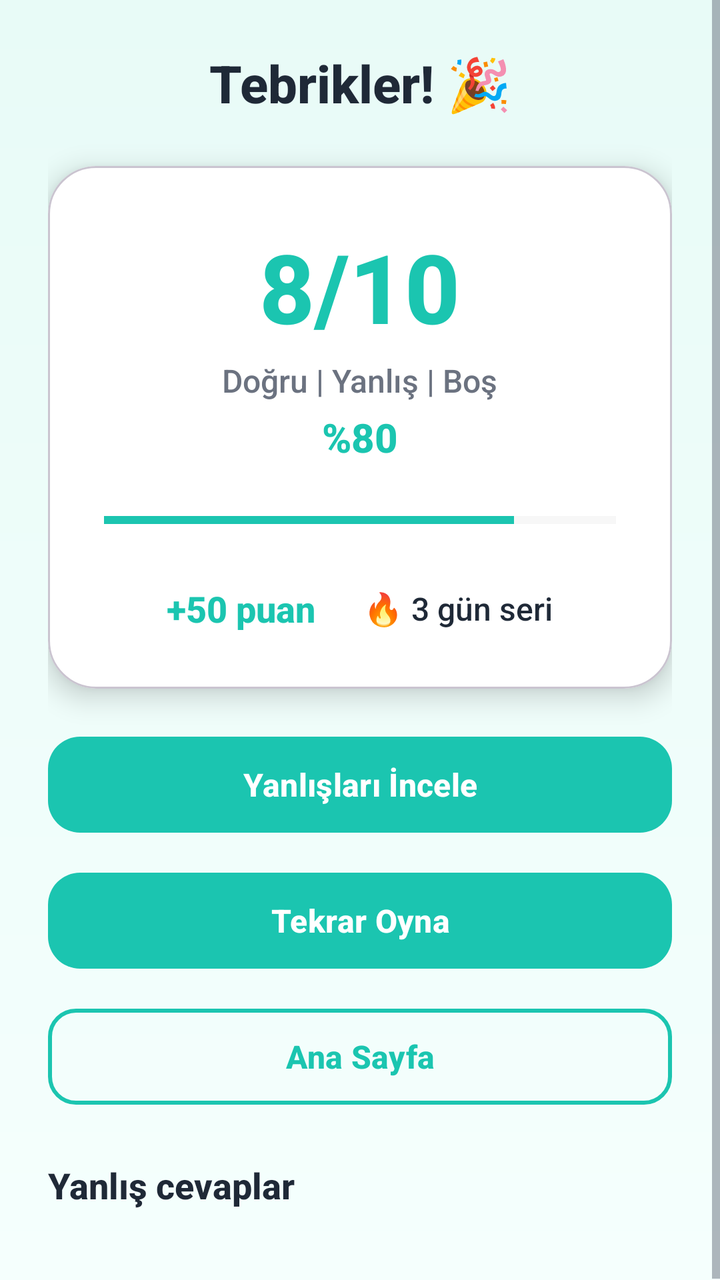
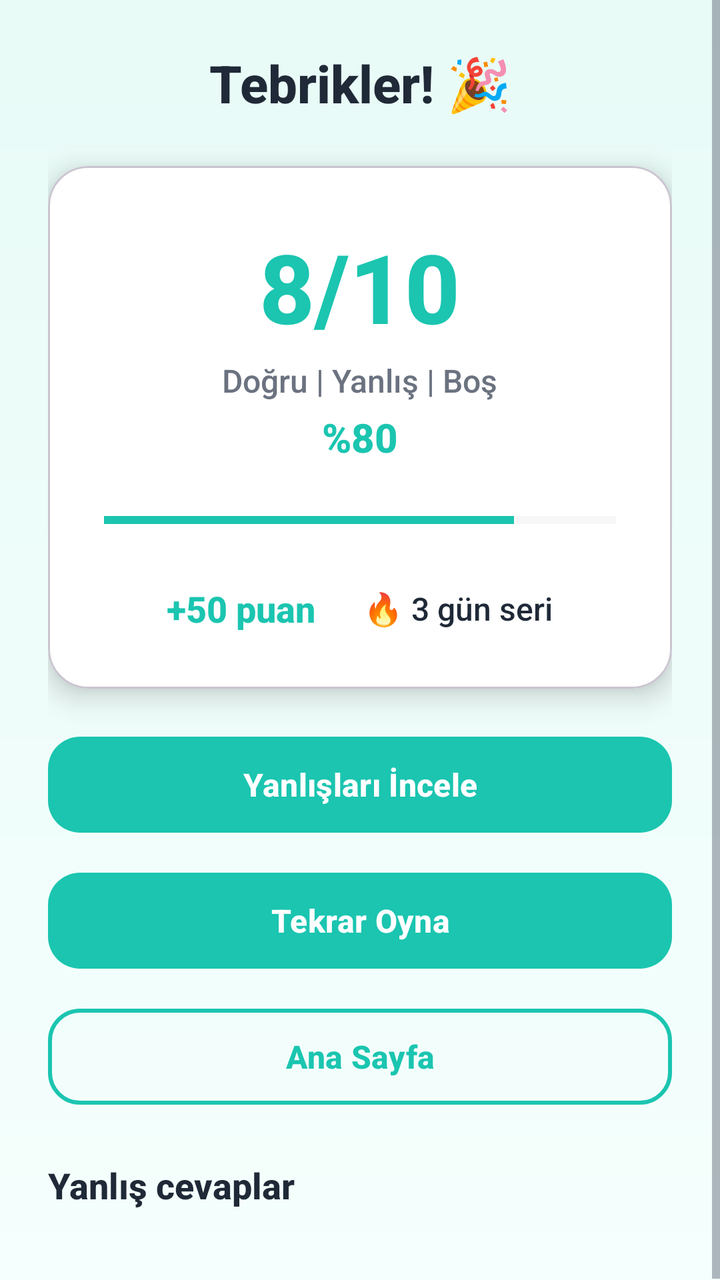

Before-and-after screenshots of an Android layout around one commit, followed by the original layout XML and the change that was made.
<!-- AndroidManifest.xml: application theme Theme.BrainBuddy -->
<!-- res/layout/activity_quiz_result.xml -->
<?xml version="1.0" encoding="utf-8"?>
<ScrollView xmlns:android="http://schemas.android.com/apk/res/android"
    xmlns:app="http://schemas.android.com/apk/res-auto"
    android:layout_width="match_parent"
    android:layout_height="match_parent"
    android:background="@drawable/bg_gradient"
    android:fillViewport="true">

    <LinearLayout
        android:layout_width="match_parent"
        android:layout_height="wrap_content"
        android:orientation="vertical"
        android:padding="24dp">

        <TextView
            android:id="@+id/tvTitle"
            android:layout_width="match_parent"
            android:layout_height="wrap_content"
            android:text="Tebrikler! 🎉"
            android:textSize="26sp"
            android:textStyle="bold"
            android:textColor="@color/bb_text_dark"
            android:gravity="center"/>

        <com.google.android.material.card.MaterialCardView
            android:layout_width="match_parent"
            android:layout_height="wrap_content"
            app:cardCornerRadius="24dp"
            app:cardElevation="8dp"
            app:cardBackgroundColor="@color/white"
            android:layout_marginTop="24dp">

            <LinearLayout
                android:layout_width="match_parent"
                android:layout_height="wrap_content"
                android:orientation="vertical"
                android:padding="28dp"
                android:gravity="center">

                <TextView
                    android:id="@+id/tvScoreBig"
                    android:layout_width="wrap_content"
                    android:layout_height="wrap_content"
                    android:text="8/10"
                    android:textSize="48sp"
                    android:textStyle="bold"
                    android:textColor="@color/bb_turquoise"/>

        <TextView
            android:id="@+id/tvScoreLabel"
            android:layout_width="wrap_content"
            android:layout_height="wrap_content"
            android:text="Doğru | Yanlış | Boş"
            android:textSize="16sp"
            android:textColor="@color/bb_text_dark_muted"
            android:layout_marginTop="4dp"/>

        <TextView
            android:id="@+id/tvPercentage"
            android:layout_width="wrap_content"
            android:layout_height="wrap_content"
            android:text="%80"
            android:textSize="20sp"
            android:textStyle="bold"
            android:textColor="@color/bb_turquoise"
            android:layout_marginTop="4dp"/>

                <TextView
                    android:id="@+id/tvPassFail"
                    android:layout_width="wrap_content"
                    android:layout_height="wrap_content"
                    android:text="GEÇTİ"
                    android:textSize="18sp"
                    android:textStyle="bold"
                    android:layout_marginTop="8dp"
                    android:visibility="gone"/>

                <ProgressBar
                    android:id="@+id/progressCircle"
                    style="?android:attr/progressBarStyleHorizontal"
                    android:layout_width="match_parent"
                    android:layout_height="wrap_content"
                    android:layout_marginTop="20dp"
                    android:max="100"
                    android:progress="80"
                    android:progressTint="@color/bb_turquoise"
                    android:progressBackgroundTint="#E0E0E0"/>

                <LinearLayout
                    android:layout_width="match_parent"
                    android:layout_height="wrap_content"
                    android:orientation="horizontal"
                    android:gravity="center"
                    android:layout_marginTop="24dp">

                    <TextView
                        android:id="@+id/tvPoints"
                        android:layout_width="wrap_content"
                        android:layout_height="wrap_content"
                        android:text="+50 puan"
                        android:textSize="18sp"
                        android:textStyle="bold"
                        android:textColor="@color/bb_turquoise"/>

                    <TextView
                        android:id="@+id/tvStreak"
                        android:layout_width="wrap_content"
                        android:layout_height="wrap_content"
                        android:layout_marginStart="24dp"
                        android:text="🔥 3 gün seri"
                        android:textSize="16sp"
                        android:textColor="@color/bb_text_dark"/>
                </LinearLayout>

                <TextView
                    android:id="@+id/tvLevel"
                    android:layout_width="wrap_content"
                    android:layout_height="wrap_content"
                    android:text="Seviye 1"
                    android:textSize="14sp"
                    android:layout_marginTop="12dp"
                    android:visibility="gone"/>

                <TextView
                    android:id="@+id/tvAnalytics"
                    android:layout_width="match_parent"
                    android:layout_height="wrap_content"
                    android:text=""
                    android:textSize="13sp"
                    android:textColor="@color/bb_text_dark_muted"
                    android:layout_marginTop="12dp"
                    android:visibility="gone"/>
            </LinearLayout>
        </com.google.android.material.card.MaterialCardView>

        <Button
            android:id="@+id/btnRetryWrong"
            style="@style/BB.Button"
            android:layout_width="match_parent"
            android:layout_height="56dp"
            android:layout_marginTop="20dp"
            android:text="Yanlışları İncele"
            android:textAllCaps="false"/>

        <LinearLayout
            android:id="@+id/adRetrySection"
            android:layout_width="match_parent"
            android:layout_height="wrap_content"
            android:orientation="vertical"
            android:visibility="gone"
            android:layout_marginTop="12dp">

            <TextView
                android:id="@+id/tvAdRetryInfo"
                android:layout_width="match_parent"
                android:layout_height="wrap_content"
                android:text="Reklam izleyerek bir yanlış soruyu tekrar cevaplayabilirsin."
                android:textSize="14sp"
                android:textColor="@color/bb_text_dark_muted"
                android:paddingBottom="8dp"/>

            <Button
                android:id="@+id/btnWatchAd"
                style="@style/BBButtonAlt"
                android:layout_width="match_parent"
                android:layout_height="56dp"
                android:text="Reklam İzle → Tekrar Dene"
                android:textAllCaps="false"/>
        </LinearLayout>

        <LinearLayout
            android:id="@+id/remedialRetrySection"
            android:layout_width="match_parent"
            android:layout_height="wrap_content"
            android:orientation="vertical"
            android:visibility="gone"
            android:layout_marginTop="12dp">

            <Button
                android:id="@+id/btnRemedialMiniTest"
                style="@style/BB.Button"
                android:layout_width="match_parent"
                android:layout_height="56dp"
                android:text="Pratik Mini Test"
                android:textAllCaps="false"/>
        </LinearLayout>

        <Button
            android:id="@+id/btnRetryTest"
            style="@style/BB.Button"
            android:layout_width="match_parent"
            android:layout_height="56dp"
            android:layout_marginTop="12dp"
            android:text="Testi Tekrarla"
            android:textAllCaps="false"
            android:visibility="gone"/>

        <Button
            android:id="@+id/btnPlayAgain"
            style="@style/BB.Button"
            android:layout_width="match_parent"
            android:layout_height="56dp"
            android:layout_marginTop="12dp"
            android:text="Tekrar Oyna"
            android:textAllCaps="false"/>

        <Button
            android:id="@+id/btnHome"
            style="@style/BBButtonAlt"
            android:layout_width="match_parent"
            android:layout_height="56dp"
            android:layout_marginTop="12dp"
            android:text="Ana Sayfa"
            android:textAllCaps="false"/>

        <androidx.constraintlayout.widget.ConstraintLayout
            android:id="@+id/wrongSection"
            android:layout_width="match_parent"
            android:layout_height="wrap_content"
            android:layout_marginTop="24dp">

            <TextView
                android:id="@+id/tvWrongTitle"
                android:layout_width="wrap_content"
                android:layout_height="wrap_content"
                android:text="Yanlış cevaplar"
                android:textSize="18sp"
                android:textStyle="bold"
                android:textColor="@color/bb_text_dark"
                app:layout_constraintTop_toTopOf="parent"
                app:layout_constraintStart_toStartOf="parent"/>

            <androidx.recyclerview.widget.RecyclerView
                android:id="@+id/recyclerWrong"
                android:layout_width="match_parent"
                android:layout_height="wrap_content"
                android:layout_marginTop="12dp"
                android:nestedScrollingEnabled="false"
                app:layout_constraintTop_toBottomOf="@id/tvWrongTitle"/>
        </androidx.constraintlayout.widget.ConstraintLayout>

    </LinearLayout>
</ScrollView>
<!-- resources referenced by this layout -->
<resources>
  <color name="bb_text_dark">#1F2937</color>
  <color name="bb_text_dark_muted">#6B7280</color>
  <color name="bb_turquoise">#1BC5B0</color>
  <color name="white">#FFFFFF</color>
  <!-- drawable bg_gradient (drawable) -->
  <?xml version="1.0" encoding="utf-8"?>
  <layer-list xmlns:android="http://schemas.android.com/apk/res/android">
      <item>
          <shape>
              <gradient
                  android:angle="270"
                  android:startColor="#E8FBF7"
                  android:endColor="#F5FFFD"/>
          </shape>
      </item>
  </layer-list>
  <style name="BB.Button" parent="BBButton" />
  <style name="BBButtonAlt" parent="Widget.Material3.Button.OutlinedButton">
          <item name="android:minHeight">48dp</item>
          <item name="cornerRadius">14dp</item>
          <item name="android:textAllCaps">false</item>
          <item name="android:textColor">@color/bb_primary</item>
          <item name="strokeColor">@color/bb_primary</item>
          <item name="strokeWidth">2dp</item>
      </style>
  <style name="Theme.BrainBuddy" parent="Theme.Material3.Light.NoActionBar">
          <item name="colorPrimary">@color/bb_primary</item>
          <item name="colorOnPrimary">@color/white</item>
          <item name="colorSecondary">@color/bb_secondary</item>
          <item name="colorOnSecondary">@color/white</item>
          <item name="colorTertiary">@color/bb_accent</item>
          <item name="colorOnTertiary">@color/black</item>
          <item name="colorError">@color/bb_error</item>
          <item name="android:windowBackground">@drawable/bg_gradient</item>
          <item name="android:textColorPrimary">@color/bb_text</item>
          <item name="android:textColorSecondary">@color/bb_text_muted</item>
          <item name="materialButtonStyle">@style/BBButton</item>
          <item name="android:fontFamily">sans-serif-medium</item>
      </style>
  <style name="BBButton" parent="Widget.Material3.Button">
          <item name="android:minHeight">56dp</item>
          <item name="android:paddingStart">24dp</item>
          <item name="android:paddingEnd">24dp</item>
          <item name="cornerRadius">16dp</item>
          <item name="android:textAllCaps">false</item>
          <item name="android:textColor">@color/white</item>
          <item name="android:textSize">16sp</item>
          <item name="android:textStyle">bold</item>
          <item name="backgroundTint">@color/bb_primary</item>
      </style>
  <color name="bb_primary">#1BC5B0</color>
  <color name="bb_secondary">#00897B</color>
  <color name="bb_accent">#FFC107</color>
  <color name="black">#000000</color>
  <color name="bb_error">#FF5252</color>
  <color name="bb_text">#1F2937</color>
  <color name="bb_text_muted">#6B7280</color>
</resources>

<!-- the commit's change to res/layout/activity_quiz_result.xml (unified diff, before → after) -->
@@ -19,13 +19,13 @@
             android:text="Tebrikler! 🎉"
             android:textSize="26sp"
             android:textStyle="bold"
-            android:textColor="@color/bb_text_dark"
+            android:textColor="@color/bb_text"
             android:gravity="center"/>
 
         <com.google.android.material.card.MaterialCardView
             android:layout_width="match_parent"
             android:layout_height="wrap_content"
-            app:cardCornerRadius="24dp"
+            app:cardCornerRadius="20dp"
             app:cardElevation="8dp"
             app:cardBackgroundColor="@color/white"
             android:layout_marginTop="24dp">
@@ -44,7 +44,7 @@
                     android:text="8/10"
                     android:textSize="48sp"
                     android:textStyle="bold"
-                    android:textColor="@color/bb_turquoise"/>
+                    android:textColor="@color/bb_primary"/>
 
         <TextView
             android:id="@+id/tvScoreLabel"
@@ -52,7 +52,7 @@
             android:layout_height="wrap_content"
             android:text="Doğru | Yanlış | Boş"
             android:textSize="16sp"
-            android:textColor="@color/bb_text_dark_muted"
+            android:textColor="@color/bb_text_muted"
             android:layout_marginTop="4dp"/>
 
         <TextView
@@ -62,7 +62,7 @@
             android:text="%80"
             android:textSize="20sp"
             android:textStyle="bold"
-            android:textColor="@color/bb_turquoise"
+            android:textColor="@color/bb_primary"
             android:layout_marginTop="4dp"/>
 
                 <TextView
@@ -83,7 +83,7 @@
                     android:layout_marginTop="20dp"
                     android:max="100"
                     android:progress="80"
-                    android:progressTint="@color/bb_turquoise"
+                    android:progressTint="@color/bb_primary"
                     android:progressBackgroundTint="#E0E0E0"/>
 
                 <LinearLayout
@@ -100,7 +100,7 @@
                         android:text="+50 puan"
                         android:textSize="18sp"
                         android:textStyle="bold"
-                        android:textColor="@color/bb_turquoise"/>
+                        android:textColor="@color/bb_primary"/>
 
                     <TextView
                         android:id="@+id/tvStreak"
@@ -109,7 +109,7 @@
                         android:layout_marginStart="24dp"
                         android:text="🔥 3 gün seri"
                         android:textSize="16sp"
-                        android:textColor="@color/bb_text_dark"/>
+                        android:textColor="@color/bb_text"/>
                 </LinearLayout>
 
                 <TextView
@@ -127,7 +127,7 @@
                     android:layout_height="wrap_content"
                     android:text=""
                     android:textSize="13sp"
-                    android:textColor="@color/bb_text_dark_muted"
+                    android:textColor="@color/bb_text_muted"
                     android:layout_marginTop="12dp"
                     android:visibility="gone"/>
             </LinearLayout>
@@ -156,7 +156,7 @@
                 android:layout_height="wrap_content"
                 android:text="Reklam izleyerek bir yanlış soruyu tekrar cevaplayabilirsin."
                 android:textSize="14sp"
-                android:textColor="@color/bb_text_dark_muted"
+                android:textColor="@color/bb_text_muted"
                 android:paddingBottom="8dp"/>
 
             <Button
@@ -226,7 +226,7 @@
                 android:text="Yanlış cevaplar"
                 android:textSize="18sp"
                 android:textStyle="bold"
-                android:textColor="@color/bb_text_dark"
+                android:textColor="@color/bb_text"
                 app:layout_constraintTop_toTopOf="parent"
                 app:layout_constraintStart_toStartOf="parent"/>
 
<!-- resource entries referenced after the edit -->
@@ -1,8 +1,5 @@
 <!-- resources referenced by this layout -->
 <resources>
-  <color name="bb_text_dark">#1F2937</color>
-  <color name="bb_text_dark_muted">#6B7280</color>
-  <color name="bb_turquoise">#1BC5B0</color>
   <color name="white">#FFFFFF</color>
   <!-- drawable bg_gradient (drawable) -->
   <?xml version="1.0" encoding="utf-8"?>
@@ -18,8 +15,8 @@
   </layer-list>
   <style name="BB.Button" parent="BBButton" />
   <style name="BBButtonAlt" parent="Widget.Material3.Button.OutlinedButton">
-          <item name="android:minHeight">48dp</item>
-          <item name="cornerRadius">14dp</item>
+          <item name="android:minHeight">56dp</item>
+          <item name="cornerRadius">16dp</item>
           <item name="android:textAllCaps">false</item>
           <item name="android:textColor">@color/bb_primary</item>
           <item name="strokeColor">@color/bb_primary</item>
